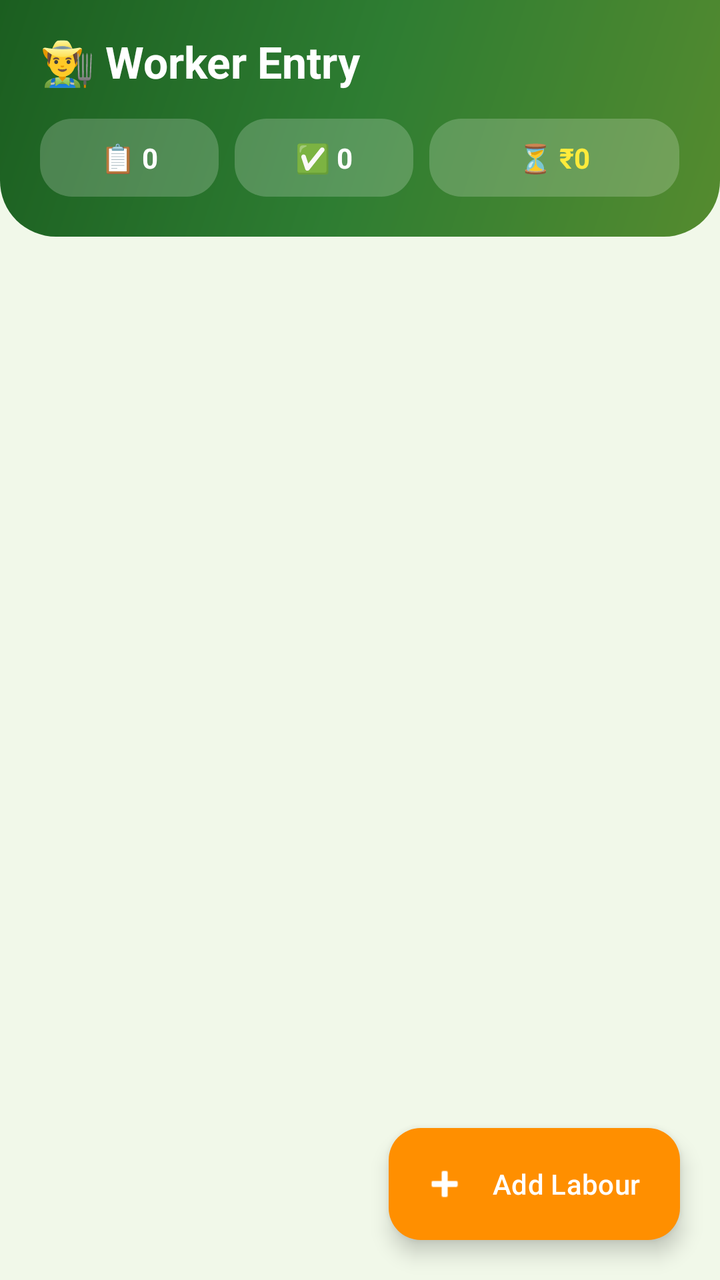
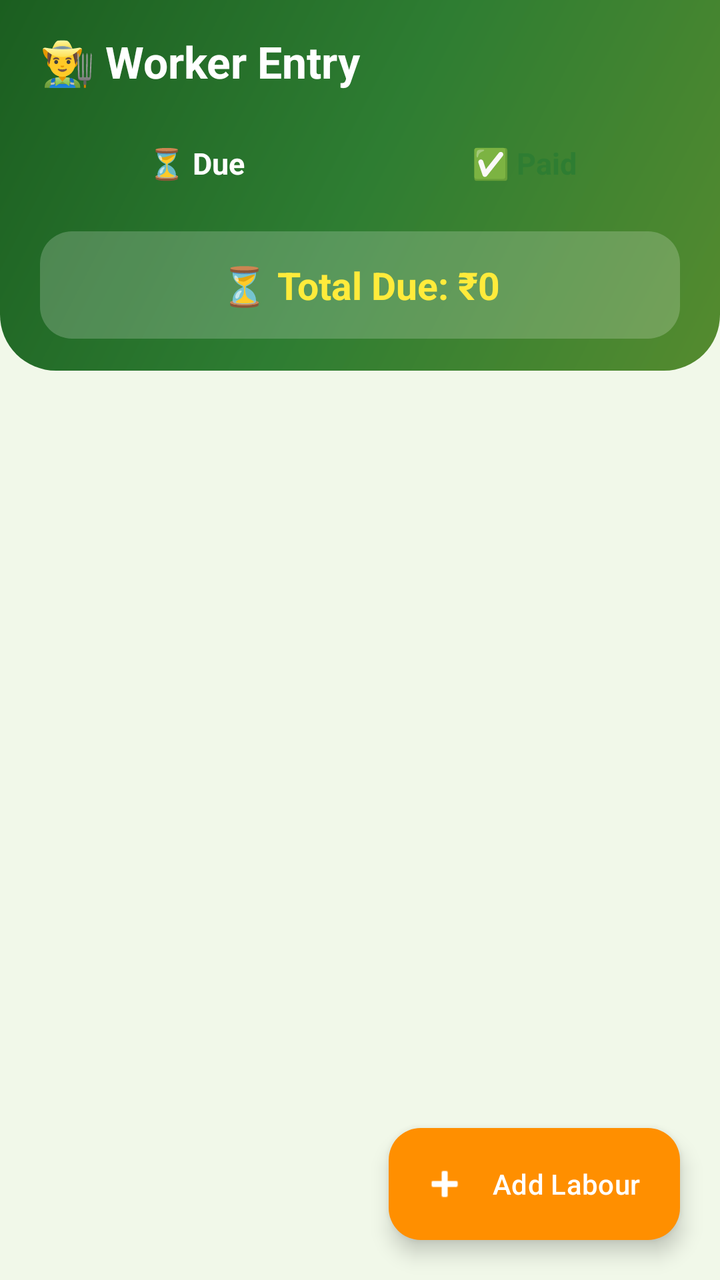

An Android layout rendered at two revisions. The XML below is the earlier revision; the diff shows what the commit changed to produce the second picture.
<!-- AndroidManifest.xml: application theme Theme.LabourCalc -->
<!-- res/layout/activity_worker.xml -->
<?xml version="1.0" encoding="utf-8"?>
<androidx.coordinatorlayout.widget.CoordinatorLayout
    xmlns:android="http://schemas.android.com/apk/res/android"
    xmlns:app="http://schemas.android.com/apk/res-auto"
    android:layout_width="match_parent"
    android:layout_height="match_parent"
    android:background="#F1F8E9">

    <LinearLayout
        android:orientation="vertical"
        android:layout_width="match_parent"
        android:layout_height="match_parent">

        <LinearLayout
            android:id="@+id/headerWorker"
            android:orientation="vertical"
            android:layout_width="match_parent"
            android:layout_height="wrap_content"
            android:background="@drawable/bg_header"
            android:paddingLeft="20dp"
            android:paddingRight="20dp"
            android:paddingTop="16dp"
            android:paddingBottom="20dp">

            <TextView
                android:id="@+id/tvWorkerHeader"
                android:layout_width="match_parent"
                android:layout_height="wrap_content"
                android:text="@string/worker_header"
                android:textColor="#FFFFFF"
                android:textSize="22sp"
                android:textStyle="bold" />

            <LinearLayout
                android:orientation="horizontal"
                android:layout_width="match_parent"
                android:layout_height="wrap_content"
                android:layout_marginTop="14dp">

                <TextView
                    android:id="@+id/chipTotal"
                    android:layout_width="0dp"
                    android:layout_weight="1"
                    android:layout_height="wrap_content"
                    android:background="@drawable/bg_chip"
                    android:gravity="center"
                    android:padding="10dp"
                    android:text="📋 0"
                    android:textColor="#FFFFFF"
                    android:textSize="14sp"
                    android:textStyle="bold" />

                <TextView
                    android:id="@+id/chipPaid"
                    android:layout_width="0dp"
                    android:layout_weight="1"
                    android:layout_height="wrap_content"
                    android:layout_marginLeft="8dp"
                    android:background="@drawable/bg_chip"
                    android:gravity="center"
                    android:padding="10dp"
                    android:text="✅ 0"
                    android:textColor="#FFFFFF"
                    android:textSize="14sp"
                    android:textStyle="bold" />

                <TextView
                    android:id="@+id/chipDue"
                    android:layout_width="0dp"
                    android:layout_weight="1.4"
                    android:layout_height="wrap_content"
                    android:layout_marginLeft="8dp"
                    android:background="@drawable/bg_chip"
                    android:gravity="center"
                    android:padding="10dp"
                    android:text="⏳ ₹0"
                    android:textColor="#FFEB3B"
                    android:textSize="14sp"
                    android:textStyle="bold" />
            </LinearLayout>
        </LinearLayout>

        <androidx.recyclerview.widget.RecyclerView
            android:id="@+id/recycler"
            android:layout_width="match_parent"
            android:layout_height="match_parent"
            android:clipToPadding="false"
            android:paddingTop="8dp"
            android:paddingBottom="88dp" />
    </LinearLayout>

    <com.google.android.material.floatingactionbutton.ExtendedFloatingActionButton
        android:id="@+id/fabAdd"
        android:layout_width="wrap_content"
        android:layout_height="wrap_content"
        android:layout_gravity="bottom|end"
        android:layout_margin="20dp"
        android:text="@string/add_labour"
        android:textColor="#FFFFFF"
        app:icon="@android:drawable/ic_input_add"
        app:iconTint="#FFFFFF"
        app:backgroundTint="#FF8F00" />

</androidx.coordinatorlayout.widget.CoordinatorLayout>
<!-- resources referenced by this layout -->
<resources>
  <!-- drawable bg_chip (drawable) -->
  <?xml version="1.0" encoding="utf-8"?>
  <shape xmlns:android="http://schemas.android.com/apk/res/android">
      <solid android:color="#33FFFFFF" />
      <corners android:radius="16dp" />
  </shape>
  <!-- drawable bg_header (drawable) -->
  <?xml version="1.0" encoding="utf-8"?>
  <shape xmlns:android="http://schemas.android.com/apk/res/android">
      <gradient
          android:type="linear"
          android:angle="315"
          android:startColor="#1B5E20"
          android:centerColor="#2E7D32"
          android:endColor="#558B2F" />
      <corners android:bottomLeftRadius="28dp" android:bottomRightRadius="28dp" />
  </shape>
  <string name="add_labour">Add Labour</string>
  <string name="worker_header">👨‍🌾 Worker Entry</string>
  <style name="Theme.LabourCalc" parent="Theme.Material3.Light.NoActionBar">
          <item name="colorPrimary">#2E7D32</item>
          <item name="colorOnPrimary">#FFFFFF</item>
          <item name="android:statusBarColor">#1B5E20</item>
      </style>
</resources>

<!-- the commit's change to res/layout/activity_worker.xml (unified diff, before → after) -->
@@ -20,7 +20,7 @@
             android:paddingLeft="20dp"
             android:paddingRight="20dp"
             android:paddingTop="16dp"
-            android:paddingBottom="20dp">
+            android:paddingBottom="16dp">
 
             <TextView
                 android:id="@+id/tvWorkerHeader"
@@ -38,46 +38,43 @@
                 android:layout_marginTop="14dp">
 
                 <TextView
-                    android:id="@+id/chipTotal"
+                    android:id="@+id/tabDue"
                     android:layout_width="0dp"
                     android:layout_weight="1"
                     android:layout_height="wrap_content"
-                    android:background="@drawable/bg_chip"
                     android:gravity="center"
-                    android:padding="10dp"
-                    android:text="📋 0"
+                    android:padding="12dp"
+                    android:text="⏳ Due"
                     android:textColor="#FFFFFF"
-                    android:textSize="14sp"
+                    android:textSize="15sp"
                     android:textStyle="bold" />
 
                 <TextView
-                    android:id="@+id/chipPaid"
+                    android:id="@+id/tabPaid"
                     android:layout_width="0dp"
                     android:layout_weight="1"
                     android:layout_height="wrap_content"
                     android:layout_marginLeft="8dp"
-                    android:background="@drawable/bg_chip"
                     android:gravity="center"
-                    android:padding="10dp"
-                    android:text="✅ 0"
-                    android:textColor="#FFFFFF"
-                    android:textSize="14sp"
-                    android:textStyle="bold" />
-
-                <TextView
-                    android:id="@+id/chipDue"
-                    android:layout_width="0dp"
-                    android:layout_weight="1.4"
-                    android:layout_height="wrap_content"
-                    android:layout_marginLeft="8dp"
-                    android:background="@drawable/bg_chip"
-                    android:gravity="center"
-                    android:padding="10dp"
-                    android:text="⏳ ₹0"
-                    android:textColor="#FFEB3B"
-                    android:textSize="14sp"
+                    android:padding="12dp"
+                    android:text="✅ Paid"
+                    android:textColor="#2E7D32"
+                    android:textSize="15sp"
                     android:textStyle="bold" />
             </LinearLayout>
+
+            <TextView
+                android:id="@+id/tvTotalBanner"
+                android:layout_width="match_parent"
+                android:layout_height="wrap_content"
+                android:layout_marginTop="12dp"
+                android:background="@drawable/bg_chip"
+                android:gravity="center"
+                android:padding="14dp"
+                android:text="⏳ Total Due: ₹0"
+                android:textColor="#FFEB3B"
+                android:textSize="19sp"
+                android:textStyle="bold" />
         </LinearLayout>
 
         <androidx.recyclerview.widget.RecyclerView
